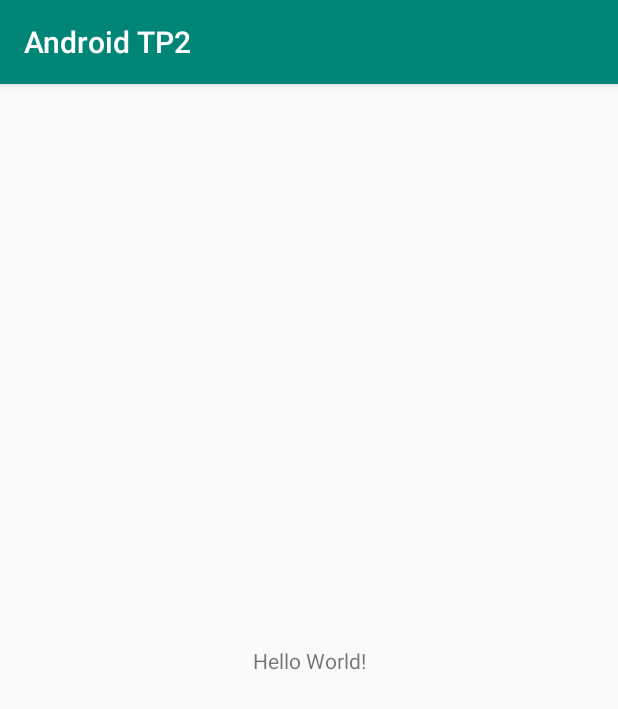
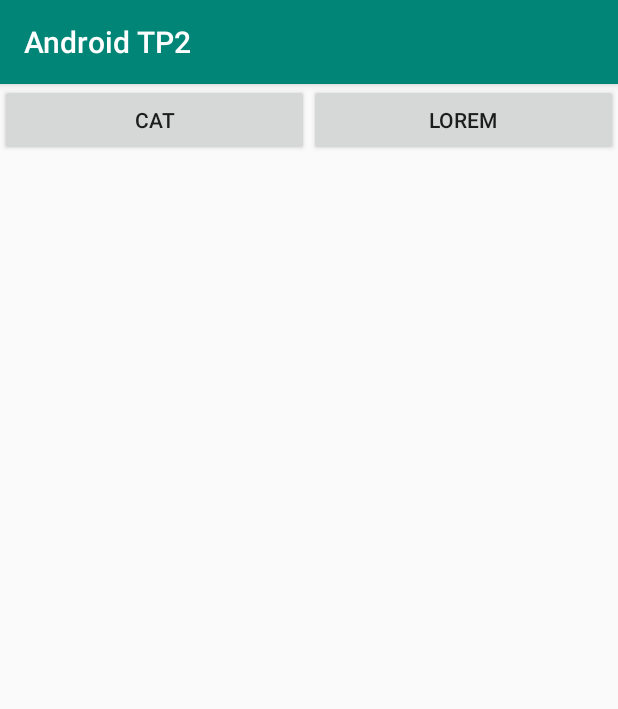
Before and after one commit to NyanKiyoshi/uni-androidify, an Android app: the screen it shows after launch (MainActivity), on a phone screen of 412 x 824 dp. Shown: the top 709 px of the screen. Run offline under Robolectric (Android 15) with nearby library versions, the phone set to English and light mode, and no system bars.

Commit message:
Add buttons and fragment manager

```diff
--- /dev/null
+++ b/TP2/AndroidTP2/app/src/main/java/com/example/androidtp2/FragmentToggleListener.java
@@ -0,0 +1,33 @@
+package com.example.androidtp2;
+
+import android.support.v4.app.Fragment;
+import android.support.v4.app.FragmentManager;
+import android.support.v4.app.FragmentTransaction;
+import android.view.View;
+
+class FragmentToggleListener implements View.OnClickListener {
+    private FragmentManager fragmentManager;
+    private Fragment fragment;
+
+    FragmentToggleListener(
+            FragmentManager fragmentManager, Fragment fragment) {
+        this.fragmentManager = fragmentManager;
+        this.fragment = fragment;
+    }
+
+    @Override
+    public void onClick(View v) {
+
+        FragmentTransaction transaction =
+                this.fragmentManager.beginTransaction();
+
+        if (fragment.isAdded()) {
+            transaction.remove(fragment);
+        }
+        else {
+            transaction.replace(R.id.fragment_container, fragment);
+        }
+
+        transaction.commit();
+    }
+}
--- a/TP2/AndroidTP2/app/src/main/java/com/example/androidtp2/MainActivity.java
+++ b/TP2/AndroidTP2/app/src/main/java/com/example/androidtp2/MainActivity.java
@@ -1,13 +1,38 @@
 package com.example.androidtp2;
 
+import android.support.v4.app.Fragment;
+import android.support.v4.app.FragmentManager;
+import android.support.v4.app.FragmentTransaction;
 import android.support.v7.app.AppCompatActivity;
 import android.os.Bundle;
+import android.widget.Button;
+import android.widget.LinearLayout;
+
+import com.example.androidtp2.fragments.CuteCatFragment;
+import com.example.androidtp2.fragments.LoremIpsumFragment;
 
 public class MainActivity extends AppCompatActivity {
+    FragmentManager fragmentManager;
+    LinearLayout fragmentContainer;
+
+    LoremIpsumFragment loremIpsumFragment = new LoremIpsumFragment();
+    CuteCatFragment cuteCatFragment = new CuteCatFragment();
 
     @Override
     protected void onCreate(Bundle savedInstanceState) {
         super.onCreate(savedInstanceState);
         setContentView(R.layout.activity_main);
+
+        this.fragmentContainer = findViewById(R.id.fragment_container);
+        this.fragmentManager = getSupportFragmentManager();
+
+        Button catButton = findViewById(R.id.toggle_cat_button);
+        Button loremButton = findViewById(R.id.toggle_lorem_ipsum_button);
+
+        catButton.setOnClickListener(new FragmentToggleListener(
+                this.fragmentManager, this.cuteCatFragment));
+
+        loremButton.setOnClickListener(new FragmentToggleListener(
+                this.fragmentManager, this.loremIpsumFragment));
     }
 }
--- /dev/null
+++ b/TP2/AndroidTP2/app/src/main/java/com/example/androidtp2/fragments/CuteCatFragment.java
@@ -0,0 +1,28 @@
+package com.example.androidtp2.fragments;
+
+import android.os.Bundle;
+import android.support.annotation.NonNull;
+import android.support.annotation.Nullable;
+import android.support.v4.app.Fragment;
+import android.view.LayoutInflater;
+import android.view.View;
+import android.view.ViewGroup;
+
+import com.example.androidtp2.R;
+
+public class CuteCatFragment extends Fragment {
+
+    @Nullable
+    @Override
+    public View onCreateView(
+            @NonNull LayoutInflater inflater,
+            @Nullable ViewGroup container,
+            @Nullable Bundle savedInstanceState) {
+
+        super.onCreateView(inflater, container, savedInstanceState);
+
+        // Create a UI fragment from the layout file
+        return inflater.inflate(
+                R.layout.cute_cat_fragment,container,false);
+    }
+}
--- /dev/null
+++ b/TP2/AndroidTP2/app/src/main/java/com/example/androidtp2/fragments/LoremIpsumFragment.java
@@ -0,0 +1,28 @@
+package com.example.androidtp2.fragments;
+
+import android.os.Bundle;
+import android.support.annotation.NonNull;
+import android.support.annotation.Nullable;
+import android.support.v4.app.Fragment;
+import android.view.LayoutInflater;
+import android.view.View;
+import android.view.ViewGroup;
+
+import com.example.androidtp2.R;
+
+public class LoremIpsumFragment extends Fragment {
+
+    @Nullable
+    @Override
+    public View onCreateView(
+            @NonNull LayoutInflater inflater,
+            @Nullable ViewGroup container,
+            @Nullable Bundle savedInstanceState) {
+
+        super.onCreateView(inflater, container, savedInstanceState);
+
+        // Create a UI fragment from the layout file
+        return inflater.inflate(
+                R.layout.lorem_ipsum_fragment, container, false);
+    }
+}
--- a/TP2/AndroidTP2/app/src/main/res/layout/activity_main.xml
+++ b/TP2/AndroidTP2/app/src/main/res/layout/activity_main.xml
@@ -6,13 +6,37 @@
     android:layout_height="match_parent"
     tools:context=".MainActivity">
 
-    <TextView
-        android:layout_width="wrap_content"
-        android:layout_height="wrap_content"
-        android:text="Hello World!"
-        app:layout_constraintBottom_toBottomOf="parent"
-        app:layout_constraintLeft_toLeftOf="parent"
-        app:layout_constraintRight_toRightOf="parent"
-        app:layout_constraintTop_toTopOf="parent" />
+    <LinearLayout
+        android:layout_width="match_parent"
+        android:layout_height="match_parent"
+        android:orientation="vertical">
+
+        <LinearLayout
+            android:layout_width="match_parent"
+            android:layout_height="wrap_content"
+            android:orientation="horizontal">
+
+            <Button
+                android:id="@+id/toggle_cat_button"
+                android:text="@string/button_1"
+                android:layout_width="match_parent"
+                android:layout_height="match_parent"
+                android:layout_weight="1" />
+
+            <Button
+                android:id="@+id/toggle_lorem_ipsum_button"
+                android:text="@string/toggle_lorem_ipsum_button"
+                android:layout_width="match_parent"
+                android:layout_height="match_parent"
+                android:layout_weight="1" />
+
+        </LinearLayout>
+
+        <LinearLayout
+            android:id="@+id/fragment_container"
+            android:layout_width="match_parent"
+            android:layout_height="match_parent">
+        </LinearLayout>
+    </LinearLayout>
 
 </android.support.constraint.ConstraintLayout>
--- a/TP2/AndroidTP2/app/src/main/res/values/strings.xml
+++ b/TP2/AndroidTP2/app/src/main/res/values/strings.xml
@@ -1,3 +1,7 @@
 <resources>
     <string name="app_name">Android TP2</string>
+    <string name="button_1">Cat</string>
+    <string name="toggle_lorem_ipsum_button">Lorem</string>
+    <string name="cat_picture_alt_text">It\'s a cat. It\'s cute.</string>
+    <string name="lorem_ipsum">Lorem ipsum dolor sit amet.</string>
 </resources>
```
Also changed, not shown: TP2/AndroidTP2/app/src/main/res/layout/cute_cat_fragment.xml (added, +13 -0 lines), TP2/AndroidTP2/app/src/main/res/layout/lorem_ipsum_fragment.xml (added, +12 -0 lines), TP2/AndroidTP2/app/src/main/res/drawable-v24/cat.png (added).
